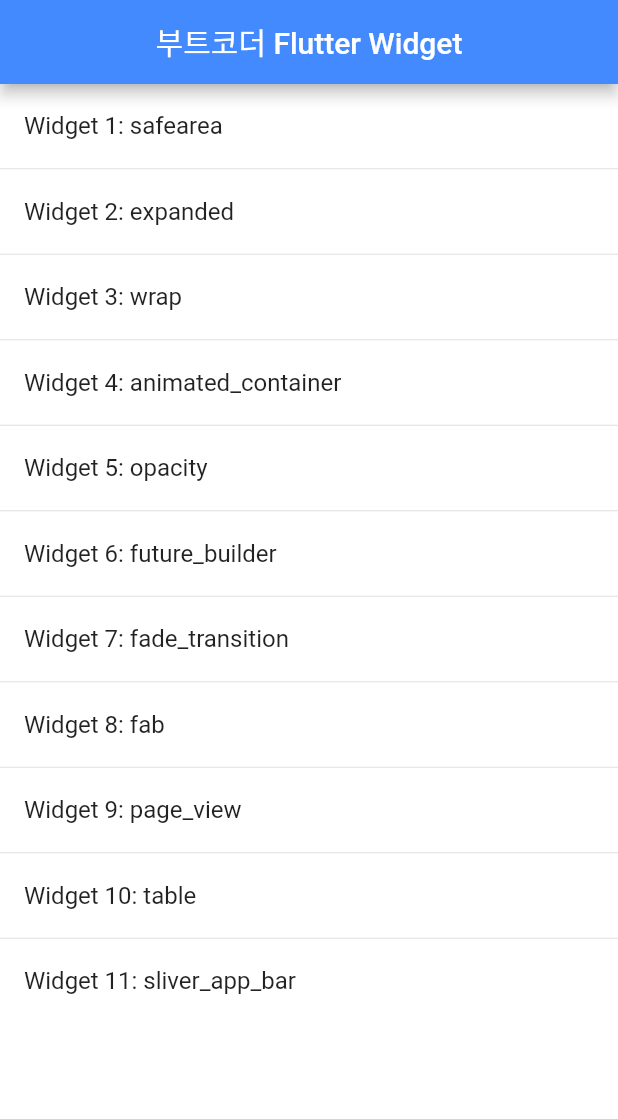
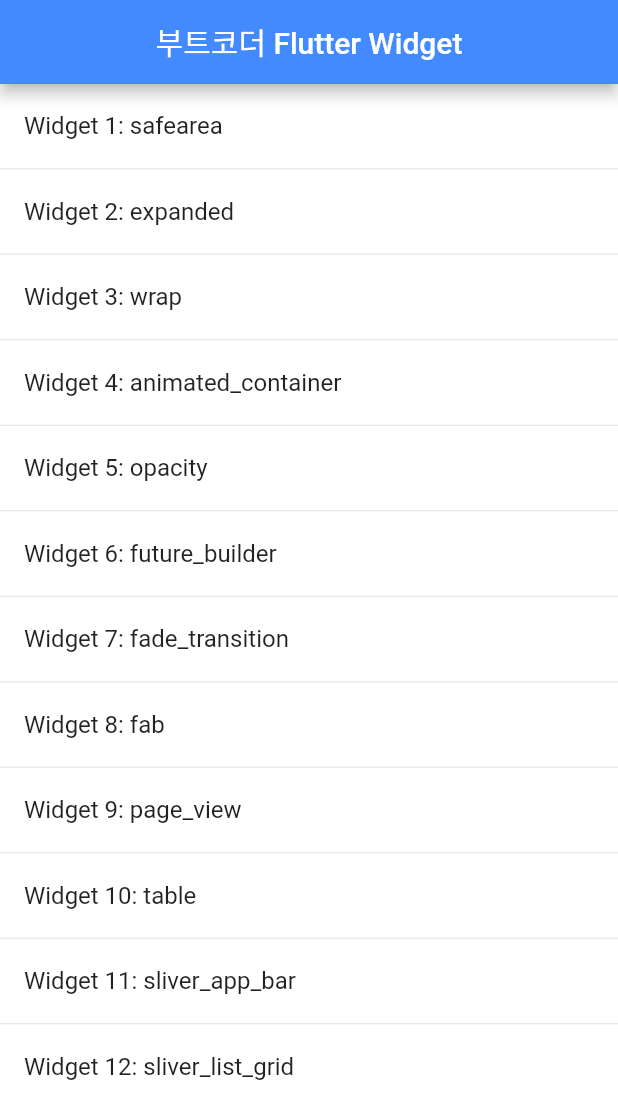
Before and after one commit to ehowlsla/bootcode_flutter, a Flutter app: the screen it shows after launch, on a phone screen of 412 x 824 dp. Shown: the top 1119 px of the screen. Run offline on Flutter 3.47's test engine with Material 2 defaults, Android fonts, the phone set to English and light mode, and no system bars; our stand-ins replace fluro, timeago; missing offline and left inert: requests; statements that could not run were skipped.

Commit message:
12 sliver list grid added

```diff
--- a/lib/home.dart
+++ b/lib/home.dart
@@ -19,6 +19,7 @@
     'page_view',
     'table',
     'sliver_app_bar',
+    'sliver_list_grid',
   ];
 
   @override
--- a/lib/main.dart
+++ b/lib/main.dart
@@ -20,7 +20,7 @@
   @override
   Widget build(BuildContext context) {
     return MaterialApp(
-      title: '겜스토어',
+      title: 'Flutter Example Templates',
 //      locale: Locale.,
       theme: ThemeData(
         primaryColor: Colors.white,
--- a/lib/router.dart
+++ b/lib/router.dart
@@ -13,6 +13,7 @@
 import '_09_pageview/pageview.dart';
 import '_10_table/table.dart';
 import '_11_sliver_app_bar/siliver_app_bar.dart';
+import '_12_sliver_list_grid/siliver_list_grid.dart';
 
 
 class FluroRouter {
@@ -28,6 +29,7 @@
   static Handler _pageViewHandler = Handler(handlerFunc: (BuildContext context, Map<String, dynamic> params) => PageViewPage());
   static Handler _tableHandler = Handler(handlerFunc: (BuildContext context, Map<String, dynamic> params) => TablePage());
   static Handler _sliverAppHandler = Handler(handlerFunc: (BuildContext context, Map<String, dynamic> params) => SliverAppBarPage());
+  static Handler _sliverListGridAppHandler = Handler(handlerFunc: (BuildContext context, Map<String, dynamic> params) => SliverListGridPage());
 
 
   static void setupRouter() {
@@ -96,5 +98,11 @@
       handler: _sliverAppHandler,
       transitionType: TransitionType.material,
     );
+
+    router.define(
+      'sliver_list_grid',
+      handler: _sliverListGridAppHandler,
+      transitionType: TransitionType.material,
+    );
   }
 }
--- a/pubspec.yaml
+++ b/pubspec.yaml
@@ -18,7 +18,10 @@
 version: 1.0.0+1
 
 environment:
-  sdk: ">=2.7.0 <3.0.0"
+#  sdk: ">=2.7.0 <3.0.0"
+
+  sdk: ">=2.1.0 <3.0.0"
+  flutter: ">=1.12.0 <2.0.0"
 
 dependencies:
   flutter:
```
Also changed, not shown: lib/_12_sliver_list_grid/siliver_list_grid.dart (added, +72 -0 lines), pubspec.lock.
